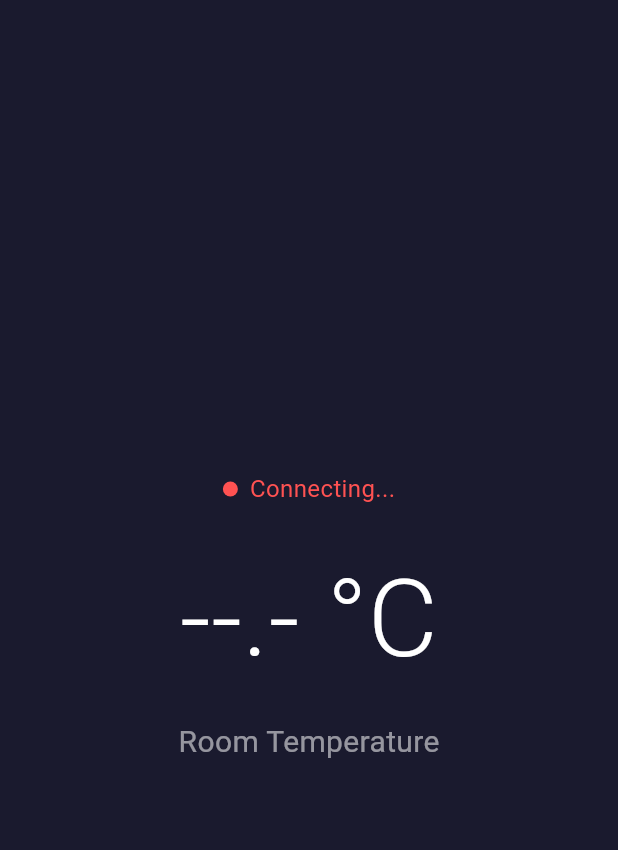
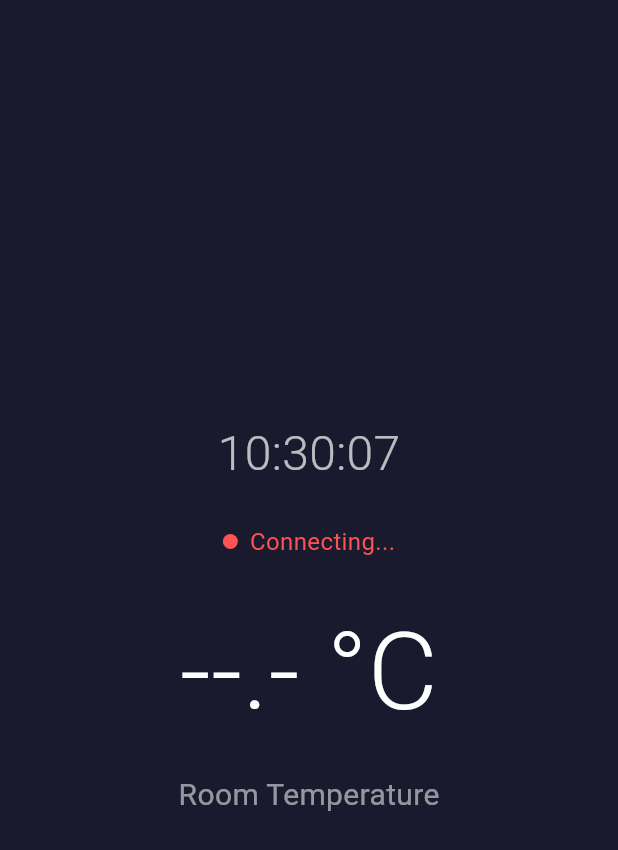
Before and after one commit to TheEndIsNear/thermostat_nerves, a Flutter app: the screen it shows after launch, on a phone screen of 412 x 824 dp. Shown: the top 850 px of the screen. Run offline on Flutter 3.47's test engine with Material 3 defaults, Android fonts, the light colour scheme and no system bars; missing offline and left inert: grpc, protobuf; statements that could not run were skipped.

Commit message:
Add live clock display to thermostat screen

```diff
--- a/flutter_app/lib/main.dart
+++ b/flutter_app/lib/main.dart
@@ -47,10 +47,22 @@
   late RPCClient _stub;
   StreamSubscription<TemperatureReading>? _subscription;
 
+  // 🕒 TIME VARIABLES
+  DateTime _currentTime = DateTime.now();
+  late Timer _timer;
+
   @override
   void initState() {
     super.initState();
+
     _connect();
+
+    // start timer for live clock
+    _timer = Timer.periodic(const Duration(seconds: 1), (timer) {
+      setState(() {
+        _currentTime = DateTime.now();
+      });
+    });
   }
 
   void _connect() {
@@ -99,12 +111,25 @@
   void dispose() {
     _subscription?.cancel();
     _channel.shutdown();
+
+    // cancel timer (important)
+    _timer.cancel();
+
     super.dispose();
   }
 
   String _formatTemperature() {
     if (_temperature == null) return '--.-';
     return _temperature!.toStringAsFixed(1);
+  }
+
+  // 🕒 FORMAT TIME
+  String _formatTime() {
+    String twoDigits(int n) => n.toString().padLeft(2, '0');
+
+    return "${twoDigits(_currentTime.hour)}:"
+        "${twoDigits(_currentTime.minute)}:"
+        "${twoDigits(_currentTime.second)}";
   }
 
   @override
@@ -115,6 +140,18 @@
         child: Column(
           mainAxisSize: MainAxisSize.min,
           children: [
+            // 🕒 CURRENT TIME
+            Text(
+              _formatTime(),
+              style: const TextStyle(
+                color: Colors.white70,
+                fontSize: 32,
+                fontWeight: FontWeight.w300,
+              ),
+            ),
+
+            const SizedBox(height: 24),
+
             // Status indicator
             Row(
               mainAxisSize: MainAxisSize.min,
@@ -153,9 +190,9 @@
             const SizedBox(height: 16),
 
             // Label
-            Text(
+            const Text(
               'Room Temperature',
-              style: const TextStyle(color: Colors.white54, fontSize: 20),
+              style: TextStyle(color: Colors.white54, fontSize: 20),
             ),
 
             // Error message
```
Also changed, not shown: flutter_app/pubspec.lock.
